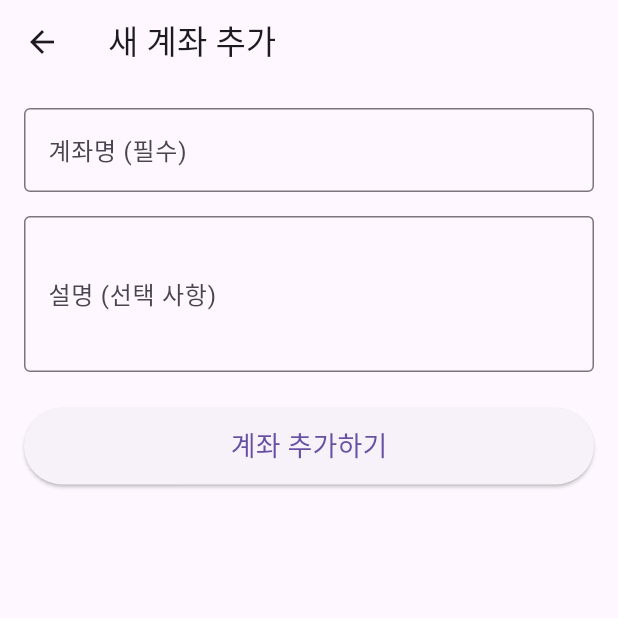
After one commit to wrathofhorde/flutter, a Flutter app: the screen it shows after launch, after a tap on the "add" icon, on a phone screen of 412 x 824 dp, the top half of it. The commit adds this screen. Run offline on Flutter 3.47's test engine with Material 3 defaults, Android fonts, the phone set to English and light mode, and no system bars; our stand-ins replace csv, fl_chart, permission_handler, sqflite; missing offline and left inert: sqlite3, window_manager; accounts and stored records are empty.

Commit message:
add account pages

```diff
--- a/assets_snapshot/lib/main.dart
+++ b/assets_snapshot/lib/main.dart
@@ -1,5 +1,8 @@
+// lib/main.dart
+
 import 'package:flutter/material.dart';
 import 'package:assets_snapshot/database/database_helper.dart';
+import 'package:assets_snapshot/screens/account_list_screen.dart'; // AccountListScreen 임포트
 
 void main() {
   WidgetsFlutterBinding.ensureInitialized();
@@ -14,64 +17,48 @@ class MyApp extends StatefulWidget {
 }
 
 class _MyAppState extends State<MyApp> {
-  String _dbStatus = 'Initializing Database...';
+  // DB 상태는 AccountListScreen에서 관리되므로 여기서는 간단화
+  // String _dbStatus = 'Initializing Database...'; // 이제 필요 없음
 
   @override
   void initState() {
     super.initState();
-    _initializeDatabase();
+    _initializeDatabase(); // DB 초기화는 여전히 여기서 수행
   }
 
   Future<void> _initializeDatabase() async {
     try {
       final dbHelper = DatabaseHelper();
-      await dbHelper.database;
-      setState(() {
-        _dbStatus = 'Database Initialized Successfully!';
-      });
-      debugPrint("DB 초기화 성공: $_dbStatus");
+      await dbHelper.database; // DB 인스턴스 가져오기 (테이블 생성 포함)
+      debugPrint("DB 초기화 성공: Database Initialized Successfully!");
     } catch (e) {
-      setState(() {
-        _dbStatus = 'Database Initialization Failed: $e';
-      });
-      debugPrint("DB 초기화 실패: $_dbStatus");
+      debugPrint("DB 초기화 실패: $e");
     }
   }
 
+  // main.dart에서는 DB 삭제 버튼을 제거하거나, AccountListScreen으로 옮길 수 있습니다.
+  // 여기서는 편의상 main.dart에서 제거합니다.
+  /*
   Future<void> _deleteDatabase() async {
     try {
       await DatabaseHelper().deleteDb();
-      setState(() {
-        _dbStatus = 'Database Deleted! Re-initializing...';
-      });
-      await _initializeDatabase();
+      // 삭제 후 다시 초기화 등의 로직 필요시 추가
+      debugPrint('Database Deleted!');
     } catch (e) {
-      setState(() {
-        _dbStatus = 'Database Deletion Failed: $e';
-      });
-      debugPrint("DB 삭제 실패: $e"); // 오류 메시지 추가 (선택 사항)
+      debugPrint('Database Deletion Failed: $e');
     }
   }
+  */
 
   @override
   Widget build(BuildContext context) {
     return MaterialApp(
-      home: Scaffold(
-        appBar: AppBar(title: const Text('Asset Snapshot App')),
-        body: Center(
-          child: Column(
-            mainAxisAlignment: MainAxisAlignment.center,
-            children: [
-              Text(_dbStatus),
-              const SizedBox(height: 20),
-              ElevatedButton(
-                onPressed: _deleteDatabase,
-                child: const Text('Delete and Recreate Database (for testing)'),
-              ),
-            ],
-          ),
-        ),
+      title: 'Asset Snapshot', // 앱 타이틀 설정
+      theme: ThemeData(
+        primarySwatch: Colors.blue, // 앱 기본 테마 색상 설정
+        visualDensity: VisualDensity.adaptivePlatformDensity,
       ),
+      home: const AccountListScreen(), // 앱 시작 시 AccountListScreen 표시
     );
   }
 }
--- /dev/null
+++ b/assets_snapshot/lib/screens/account_list_screen.dart
@@ -0,0 +1,151 @@
+// lib/screens/account_list_screen.dart
+
+import 'package:flutter/material.dart';
+import 'package:assets_snapshot/models/account.dart';
+import 'package:assets_snapshot/database/database_helper.dart';
+import 'package:assets_snapshot/screens/add_account_screen.dart';
+
+class AccountListScreen extends StatefulWidget {
+  const AccountListScreen({super.key});
+
+  @override
+  State<AccountListScreen> createState() => _AccountListScreenState();
+}
+
+class _AccountListScreenState extends State<AccountListScreen> {
+  late Future<List<Account>> _accountsFuture; // 계좌 목록을 비동기로 가져올 Future
+  final DatabaseHelper _dbHelper = DatabaseHelper();
+
+  @override
+  void initState() {
+    super.initState();
+    _loadAccounts(); // 위젯 초기화 시 계좌 목록 로드
+  }
+
+  // 계좌 목록을 로드하는 함수
+  void _loadAccounts() {
+    setState(() {
+      _accountsFuture = _dbHelper.getAccounts(); // DatabaseHelper에서 계좌 목록 가져오기
+    });
+  }
+
+  // 계좌 삭제 로직
+  void _deleteAccount(int id) async {
+    await _dbHelper.deleteAccount(id);
+    ScaffoldMessenger.of(
+      context,
+    ).showSnackBar(const SnackBar(content: Text('계좌가 삭제되었습니다.')));
+    _loadAccounts(); // 삭제 후 목록 갱신
+  }
+
+  @override
+  Widget build(BuildContext context) {
+    return Scaffold(
+      appBar: AppBar(
+        title: const Text('나의 계좌 목록'),
+        actions: [
+          IconButton(
+            icon: const Icon(Icons.add),
+            onPressed: () async {
+              // 새 계좌 추가 화면으로 이동
+              final result = await Navigator.push(
+                context,
+                MaterialPageRoute(
+                  builder: (context) => const AddAccountScreen(),
+                ),
+              );
+              // AddAccountScreen에서 true를 반환하면 계좌 목록 갱신
+              if (result == true) {
+                _loadAccounts();
+              }
+            },
+          ),
+        ],
+      ),
+      body: FutureBuilder<List<Account>>(
+        future: _accountsFuture, // 비동기 작업
+        builder: (context, snapshot) {
+          if (snapshot.connectionState == ConnectionState.waiting) {
+            // 데이터 로딩 중
+            return const Center(child: CircularProgressIndicator());
+          } else if (snapshot.hasError) {
+            // 오류 발생 시
+            return Center(child: Text('오류 발생: ${snapshot.error}'));
+          } else if (!snapshot.hasData || snapshot.data!.isEmpty) {
+            // 데이터가 없는 경우
+            return const Center(child: Text('아직 등록된 계좌가 없습니다. 새 계좌를 추가해주세요!'));
+          } else {
+            // 데이터 로드 성공 시 목록 표시
+            final List<Account> accounts = snapshot.data!;
+            return ListView.builder(
+              itemCount: accounts.length,
+              itemBuilder: (context, index) {
+                final account = accounts[index];
+                return Card(
+                  margin: const EdgeInsets.symmetric(
+                    horizontal: 16.0,
+                    vertical: 8.0,
+                  ),
+                  elevation: 2.0,
+                  child: ListTile(
+                    contentPadding: const EdgeInsets.all(16.0),
+                    title: Text(
+                      account.name,
+                      style: const TextStyle(
+                        fontSize: 18.0,
+                        fontWeight: FontWeight.bold,
+                      ),
+                    ),
+                    subtitle: Text(
+                      account.description ?? '설명 없음', // 설명이 없으면 '설명 없음' 표시
+                      style: TextStyle(color: Colors.grey[600]),
+                    ),
+                    trailing: IconButton(
+                      icon: const Icon(Icons.delete, color: Colors.redAccent),
+                      onPressed: () {
+                        // 삭제 확인 다이얼로그
+                        showDialog(
+                          context: context,
+                          builder: (ctx) => AlertDialog(
+                            title: const Text('계좌 삭제'),
+                            content: Text(
+                              '${account.name} 계좌를 정말 삭제하시겠습니까? 관련 자산 및 스냅샷 정보도 모두 삭제됩니다.',
+                            ),
+                            actions: [
+                              TextButton(
+                                onPressed: () => Navigator.of(ctx).pop(),
+                                child: const Text('취소'),
+                              ),
+                              TextButton(
+                                onPressed: () {
+                                  _deleteAccount(account.id!);
+                                  Navigator.of(ctx).pop();
+                                },
+                                child: const Text(
+                                  '삭제',
+                                  style: TextStyle(color: Colors.red),
+                                ),
+                              ),
+                            ],
+                          ),
+                        );
+                      },
+                    ),
+                    onTap: () {
+                      // TODO: 계좌 상세 화면으로 이동 (추후 구현)
+                      ScaffoldMessenger.of(context).showSnackBar(
+                        SnackBar(
+                          content: Text('${account.name} 상세 정보 보기 (아직 미구현)'),
+                        ),
+                      );
+                    },
+                  ),
+                );
+              },
+            );
+          }
+        },
+      ),
+    );
+  }
+}
--- /dev/null
+++ b/assets_snapshot/lib/screens/add_account_screen.dart
@@ -0,0 +1,111 @@
+// lib/screens/add_account_screen.dart
+
+import 'package:intl/intl.dart';
+import 'package:flutter/material.dart';
+import 'package:assets_snapshot/models/account.dart';
+import 'package:assets_snapshot/database/database_helper.dart';
+
+class AddAccountScreen extends StatefulWidget {
+  const AddAccountScreen({super.key});
+
+  @override
+  State<AddAccountScreen> createState() => _AddAccountScreenState();
+}
+
+class _AddAccountScreenState extends State<AddAccountScreen> {
+  final _formKey = GlobalKey<FormState>(); // 폼의 상태를 관리하기 위한 키
+  final TextEditingController _nameController = TextEditingController();
+  final TextEditingController _descriptionController = TextEditingController();
+
+  final DatabaseHelper _dbHelper = DatabaseHelper(); // DatabaseHelper 인스턴스
+
+  @override
+  void dispose() {
+    _nameController.dispose();
+    _descriptionController.dispose();
+    super.dispose();
+  }
+
+  // 계좌 추가 로직
+  Future<void> _addAccount() async {
+    if (_formKey.currentState!.validate()) {
+      // 폼 유효성 검사
+      final String now = DateFormat(
+        'yyyy-MM-dd HH:mm:ss',
+      ).format(DateTime.now());
+
+      final newAccount = Account(
+        name: _nameController.text,
+        description: _descriptionController.text.isNotEmpty
+            ? _descriptionController.text
+            : null, // 설명이 비어있으면 null로 저장
+        createdAt: now,
+        updatedAt: now,
+      );
+
+      try {
+        await _dbHelper.insertAccount(newAccount);
+        ScaffoldMessenger.of(
+          context,
+        ).showSnackBar(const SnackBar(content: Text('계좌가 성공적으로 추가되었습니다!')));
+        Navigator.pop(context, true); // 계좌 목록 화면으로 돌아가기 (true 반환하여 갱신 알림)
+      } catch (e) {
+        String errorMessage = '계좌 추가 실패: $e';
+        if (e.toString().contains('UNIQUE constraint failed: Accounts.name')) {
+          errorMessage = '이미 같은 이름의 계좌가 존재합니다. 다른 이름을 사용해주세요.';
+        }
+        ScaffoldMessenger.of(
+          context,
+        ).showSnackBar(SnackBar(content: Text(errorMessage)));
+      }
+    }
+  }
+
+  @override
+  Widget build(BuildContext context) {
+    return Scaffold(
+      appBar: AppBar(title: const Text('새 계좌 추가')),
+      body: Padding(
+        padding: const EdgeInsets.all(16.0),
+        child: Form(
+          key: _formKey,
+          child: Column(
+            crossAxisAlignment: CrossAxisAlignment.stretch,
+            children: [
+              TextFormField(
+                controller: _nameController,
+                decoration: const InputDecoration(
+                  labelText: '계좌명 (필수)',
+                  border: OutlineInputBorder(),
+                ),
+                validator: (value) {
+                  if (value == null || value.isEmpty) {
+                    return '계좌명을 입력해주세요.';
+                  }
+                  return null;
+                },
+              ),
+              const SizedBox(height: 16.0),
+              TextFormField(
+                controller: _descriptionController,
+                decoration: const InputDecoration(
+                  labelText: '설명 (선택 사항)',
+                  border: OutlineInputBorder(),
+                ),
+                maxLines: 3,
+              ),
+              const SizedBox(height: 24.0),
+              ElevatedButton(
+                onPressed: _addAccount,
+                style: ElevatedButton.styleFrom(
+                  padding: const EdgeInsets.symmetric(vertical: 12.0),
+                ),
+                child: const Text('계좌 추가하기', style: TextStyle(fontSize: 18.0)),
+              ),
+            ],
+          ),
+        ),
+      ),
+    );
+  }
+}
--- a/assets_snapshot/pubspec.yaml
+++ b/assets_snapshot/pubspec.yaml
@@ -37,6 +37,7 @@ dependencies:
   sqflite: ^2.4.2
   path: ^1.9.1
   path_provider: ^2.1.5
+  intl: ^0.20.2
 
 dev_dependencies:
   flutter_test:
```
Also changed, not shown: hello/assets/icon/app_icon.png, 34 other files.
